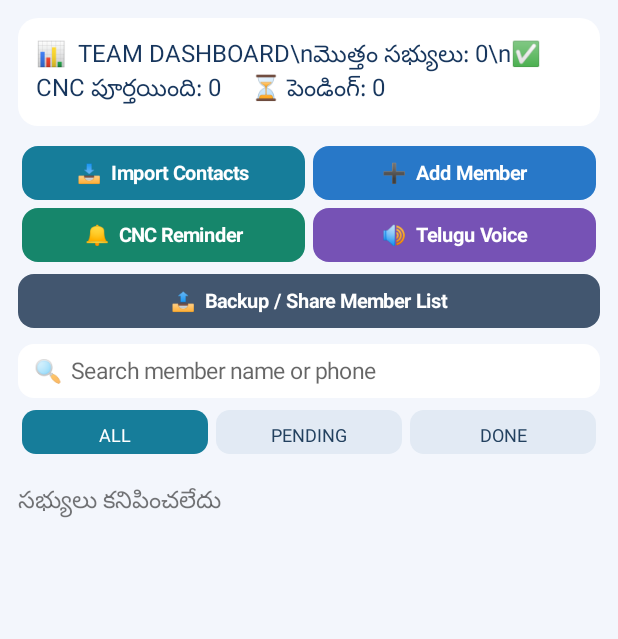
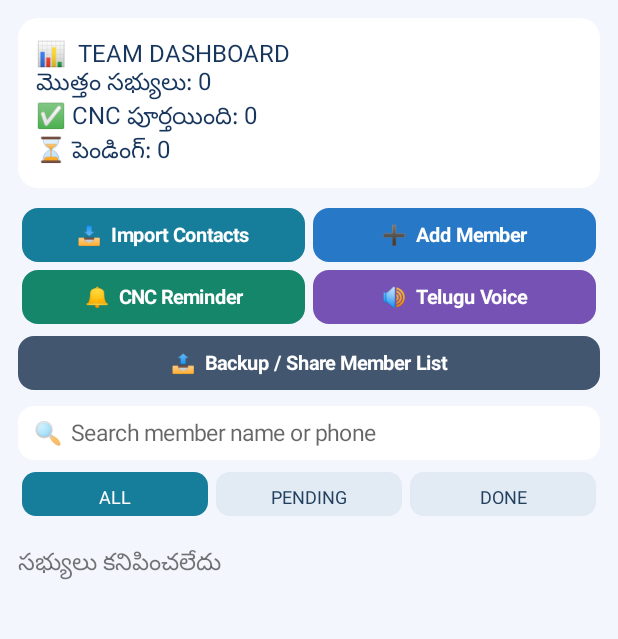
Before and after one commit to Parnashr/My-Downline-Manager, an Android app: the screen it shows after launch (MainActivity), on a phone screen of 412 x 824 dp, the part 130-769 px from its top. Run offline under Robolectric (Android 15) with nearby library versions, the phone set to English and light mode, and no system bars.

Commit message:
Polish dashboard summary layout

```diff
--- a/app/src/main/java/com/teambanjarahills/mydownlinemanager/MainActivity.kt
+++ b/app/src/main/java/com/teambanjarahills/mydownlinemanager/MainActivity.kt
@@ -170,7 +170,7 @@ class MainActivity : Activity(), TextToSpeech.OnInitListener {
 
     private fun refreshList() {
         if (!::listArea.isInitialized) return
-        summary.text = "📊  TEAM DASHBOARD\\nమొత్తం సభ్యులు: ${members.size}\\n✅ CNC పూర్తయింది: ${members.count { it.doneMonth == monthKey }}     ⏳ పెండింగ్: ${members.count { it.doneMonth != monthKey }}"
+        summary.text = "📊  TEAM DASHBOARD\nమొత్తం సభ్యులు: ${members.size}\n✅ CNC పూర్తయింది: ${members.count { it.doneMonth == monthKey }}\n⏳ పెండింగ్: ${members.count { it.doneMonth != monthKey }}"
         listArea.removeAllViews()
         val q = if (::search.isInitialized) search.text.toString().trim().lowercase(Locale.getDefault()) else ""
         val filtered = members.filter {
```
